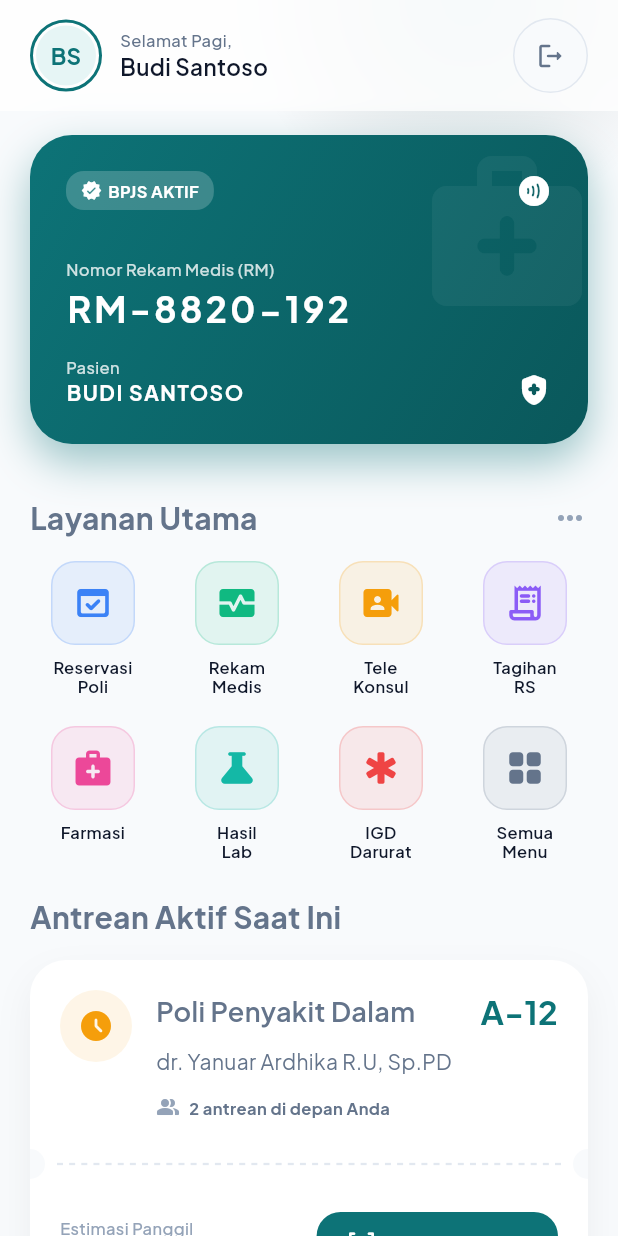
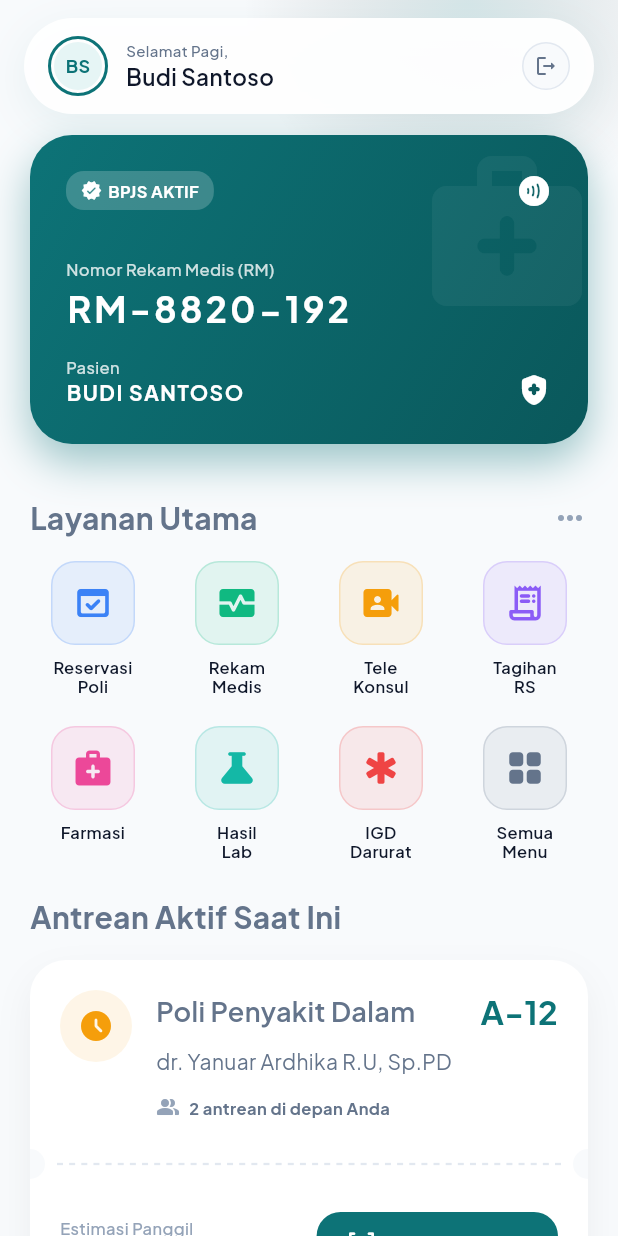
Before and after one commit to ardhikaxx/kliniktap-app, a Flutter app: the PatientDashboardPage screen opened by its route, on a phone screen of 412 x 824 dp. Run offline on Flutter 3.47's test engine with Material 3 defaults, Android fonts, the phone set to English and light mode, and no system bars; our stand-ins replace cached_network_image, get, google_fonts; network calls fail; statements that could not run were skipped.

Commit message:
fix: standarisasi desain floating pill header di seluruh halaman

```diff
--- a/lib/features/patient_dashboard/views/patient_dashboard_page.dart
+++ b/lib/features/patient_dashboard/views/patient_dashboard_page.dart
@@ -102,19 +102,20 @@
             ),
           ),
 
-          // Glassmorphism Header
+          // Floating Pill Header
           Positioned(
             top: 0, left: 0, right: 0,
-            child: ClipRRect(
-              child: BackdropFilter(
-                filter: ImageFilter.blur(sigmaX: 10, sigmaY: 10),
+            child: SafeArea(
+              bottom: false,
+              child: Padding(
+                padding: const EdgeInsets.symmetric(horizontal: 16, vertical: 12),
                 child: Container(
-                  color: Colors.white.withValues(alpha: 0.8),
-                  padding: EdgeInsets.only(
-                    top: MediaQuery.of(context).padding.top + 12,
-                    bottom: 12,
-                    left: 20,
-                    right: 20,
+                  height: 64,
+                  padding: const EdgeInsets.symmetric(horizontal: 16),
+                  decoration: BoxDecoration(
+                    color: Colors.white.withValues(alpha: 0.95),
+                    borderRadius: BorderRadius.circular(32),
+                    boxShadow: [BoxShadow(color: AppColors.primary.withValues(alpha: 0.08), blurRadius: 24, offset: const Offset(0, 8))],
                   ),
                   child: Row(
                     children: [
@@ -125,30 +126,33 @@
                           border: Border.all(color: AppColors.primary, width: 2),
                         ),
                         child: const CircleAvatar(
-                          radius: 20,
+                          radius: 16,
                           backgroundColor: AppColors.primarySurface,
-                          child: Text('BS', style: TextStyle(color: AppColors.primary, fontWeight: FontWeight.bold)),
+                          child: Text('BS', style: TextStyle(color: AppColors.primary, fontWeight: FontWeight.bold, fontSize: 12)),
                         ),
                       ),
                       const SizedBox(width: 12),
                       Expanded(
                         child: Column(
                           crossAxisAlignment: CrossAxisAlignment.start,
+                          mainAxisAlignment: MainAxisAlignment.center,
                           children: [
-                            Text('${_getGreeting()},', style: AppTextStyles.caption.copyWith(color: AppColors.textSecondary)),
+                            Text('${_getGreeting()},', style: AppTextStyles.caption.copyWith(color: AppColors.textSecondary, fontSize: 10)),
                             Text('Budi Santoso', style: AppTextStyles.subtitle.copyWith(color: AppColors.textPrimary)),
                           ],
                         ),
                       ),
                       Container(
+                        width: 32, height: 32,
                         decoration: BoxDecoration(
                           color: AppColors.background,
                           shape: BoxShape.circle,
                           border: Border.all(color: AppColors.border),
                         ),
                         child: IconButton(
+                          padding: EdgeInsets.zero,
                           onPressed: () => Get.offAllNamed('/login'),
-                          icon: const Icon(Icons.logout_rounded, color: AppColors.textSecondary, size: 20),
+                          icon: const Icon(Icons.logout_rounded, color: AppColors.textSecondary, size: 16),
                         ),
                       ),
                     ],
```
Also changed, not shown: lib/features/all_services/views/all_services_page.dart (+14 -5 lines), lib/features/emergency/views/emergency_page.dart (+14 -5 lines), lib/features/hospital_billing/views/hospital_billing_page.dart (+14 -5 lines), lib/features/lab_results/views/lab_results_page.dart (+14 -5 lines), lib/features/pharmacy/views/pharmacy_page.dart (+14 -5 lines), lib/features/teleconsultation/views/teleconsultation_page.dart (+14 -5 lines).
